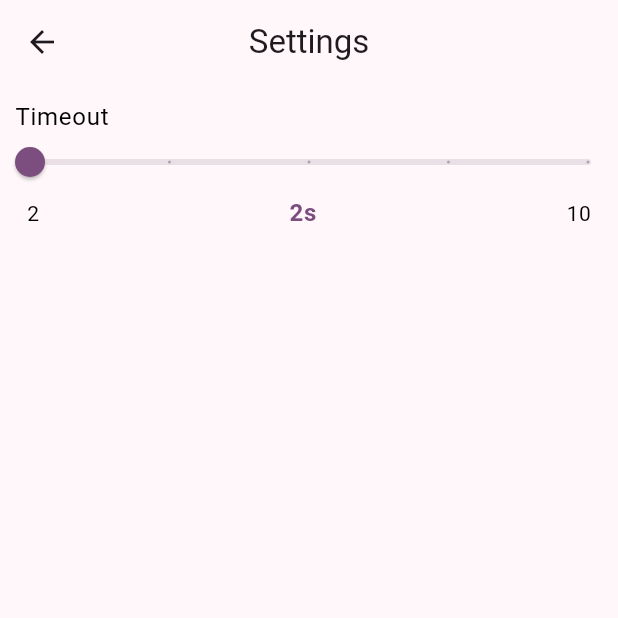
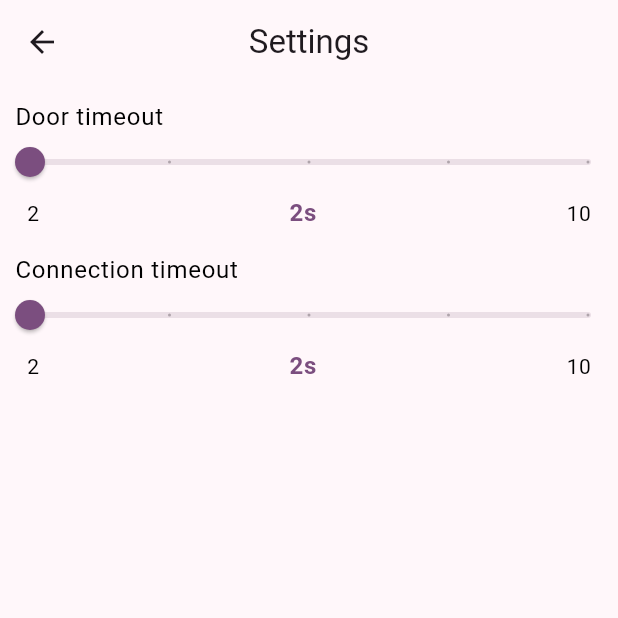
Before and after one commit to duskygloom/smartdoor, a Flutter app: the screen it shows after launch, after a tap on an icon or button, on a phone screen of 412 x 824 dp, the top half of it. Run offline on Flutter 3.47's test engine with Material 3 defaults, Android fonts, the phone set to English and light mode, and no system bars; our stand-ins replace connectivity_plus, flutter_riverpod, flutter_secure_storage, google_fonts, material_symbols_icons, permission_handler; missing offline and left inert: network_info_plus; Roboto replaces fonts that are missing (Abel).

Commit message:
set door timeout

```diff
--- a/lib/home/providers/timeout_prov.dart
+++ /dev/null
@@ -1,3 +0,0 @@
-import 'package:flutter_riverpod/legacy.dart';
-
-final timeoutProv = StateProvider((_) => 2000);
--- a/lib/home/widgets/network_alert.dart
+++ b/lib/home/widgets/network_alert.dart
@@ -5,7 +5,7 @@ import 'package:flutter/material.dart';
 import 'package:flutter_riverpod/flutter_riverpod.dart';
 import 'package:network_info_plus/network_info_plus.dart';
 import 'package:permission_handler/permission_handler.dart';
-import 'package:smartdoor/home/providers/timeout_prov.dart';
+import 'package:smartdoor/settings/providers/timeout_prov.dart';
 import 'package:smartdoor/home/providers/wifi_prov.dart';
 
 class NetworkAlert extends ConsumerStatefulWidget {
@@ -28,7 +28,7 @@ class _NetworkAlertState extends ConsumerState<NetworkAlert> {
     resultsListener = connStream.listen((results) async {
       if (results.contains(ConnectivityResult.wifi)) {
         try {
-          wifiName = await fetchWifiName(ref.read(timeoutProv));
+          wifiName = await fetchWifiName(ref.read(connTimeoutProv));
           ref.read(connectedProv.notifier).state =
               wifiName == ref.read(wifiSsidProv);
           errorMessage = null;
--- a/lib/main.dart
+++ b/lib/main.dart
@@ -2,7 +2,7 @@ import 'package:flutter/material.dart';
 import 'package:flutter_riverpod/flutter_riverpod.dart';
 import 'package:path_provider/path_provider.dart';
 import 'package:smartdoor/home/pages/home_page.dart';
-import 'package:smartdoor/home/providers/timeout_prov.dart';
+import 'package:smartdoor/settings/providers/timeout_prov.dart';
 import 'package:smartdoor/main_theme.dart';
 import 'package:smartdoor/registration/pages/registration_page.dart';
 import 'package:smartdoor/settings/api/config.dart';
@@ -13,7 +13,10 @@ Future<void> main() async {
   final conf = Config.fromDir(appdir.path);
   runApp(
     ProviderScope(
-      overrides: [timeoutProv.overrideWith((ref) => conf.timeout * 1000)],
+      overrides: [
+        connTimeoutProv.overrideWith((ref) => conf.connTimeout),
+        doorTimeoutProv.overrideWith((ref) => conf.doorTimeout),
+      ],
       child: MainApp(),
     ),
   );
--- a/lib/registration/widgets/registration_form.dart
+++ b/lib/registration/widgets/registration_form.dart
@@ -4,7 +4,7 @@ import 'package:flutter/material.dart';
 import 'package:flutter_riverpod/flutter_riverpod.dart';
 import 'package:flutter_secure_storage/flutter_secure_storage.dart';
 import 'package:smartdoor/home/api/door_api.dart';
-import 'package:smartdoor/home/providers/timeout_prov.dart';
+import 'package:smartdoor/settings/providers/timeout_prov.dart';
 import 'package:smartdoor/home/providers/wifi_prov.dart';
 
 class RegistrationForm extends StatelessWidget {
@@ -94,7 +94,7 @@ class _SendButtonState extends ConsumerState<_SendButton> {
                   admin: widget.adminCtrl.text,
                   secret: widget.secretCtrl.text,
                   username: widget.userCtrl.text,
-                  timeout: ref.read(timeoutProv),
+                  timeout: ref.read(connTimeoutProv),
                 );
                 if (cookie == '' && context.mounted) {
                   status = 'Could not fetch cookie :<';
@@ -104,7 +104,9 @@ class _SendButtonState extends ConsumerState<_SendButton> {
                   );
                   await storage
                       .write(key: 'cookie', value: cookie)
-                      .timeout(Duration(milliseconds: ref.read(timeoutProv)));
+                      .timeout(
+                        Duration(milliseconds: ref.read(connTimeoutProv)),
+                      );
                   status = 'Registered!';
                 }
               } on TimeoutException {
--- a/lib/settings/api/config.dart
+++ b/lib/settings/api/config.dart
@@ -4,29 +4,28 @@ import 'dart:io';
 import 'package:path/path.dart' as path;
 
 class Config {
-  bool watchTutorial;
-  int timeout;
+  int connTimeout, doorTimeout;
 
   static const configFile = 'config.json';
 
   static Config fromDir(String dir) {
     final conf = File(path.join(dir, configFile));
-    if (!conf.existsSync()) return Config(watchTutorial: false, timeout: 2);
+    if (!conf.existsSync()) return Config();
     final confJson = Map<String, dynamic>.from(
       jsonDecode(conf.readAsStringSync()) as Map,
     );
     return Config(
-      watchTutorial: confJson['watchTutorial'] ?? false,
-      timeout: confJson['timeout'] ?? 2,
+      doorTimeout: confJson['doorTimeout'] ?? 2000,
+      connTimeout: confJson['connTimeout'] ?? 2000,
     );
   }
 
-  Config({required this.watchTutorial, required this.timeout});
+  Config({this.connTimeout = 2000, this.doorTimeout = 2000});
 
   void saveToDir(String dir) {
     final conf = File(path.join(dir, configFile));
     conf.writeAsStringSync(
-      jsonEncode({'watchTutorial': watchTutorial, 'timeout': timeout}),
+      jsonEncode({'connTimeout': connTimeout, 'doorTimeout': doorTimeout}),
       flush: true,
     );
   }
--- /dev/null
+++ b/lib/settings/providers/timeout_prov.dart
@@ -0,0 +1,4 @@
+import 'package:flutter_riverpod/legacy.dart';
+
+final connTimeoutProv = StateProvider((_) => 2000);
+final doorTimeoutProv = StateProvider((_) => 2000);
--- a/lib/settings/widgets/settings_form.dart
+++ b/lib/settings/widgets/settings_form.dart
@@ -1,8 +1,9 @@
 import 'package:flutter/material.dart';
 import 'package:flutter_riverpod/flutter_riverpod.dart';
 import 'package:path_provider/path_provider.dart';
-import 'package:smartdoor/home/providers/timeout_prov.dart';
+import 'package:smartdoor/settings/providers/timeout_prov.dart';
 import 'package:smartdoor/settings/api/config.dart';
+import 'package:smartdoor/settings/widgets/timeout_slider.dart';
 
 class SettingsForm extends StatelessWidget {
   const SettingsForm({super.key});
@@ -17,8 +18,14 @@ class SettingsForm extends StatelessWidget {
           Column(
             crossAxisAlignment: CrossAxisAlignment.stretch,
             children: [
-              Text('Timeout', style: TextTheme.of(context).bodyLarge),
-              _TimeoutSlider(),
+              Text('Door timeout', style: TextTheme.of(context).bodyLarge),
+              _DoorTimeoutSlider(),
+              SizedBox(height: 10),
+              Text(
+                'Connection timeout',
+                style: TextTheme.of(context).bodyLarge,
+              ),
+              _ConnTimeoutSlider(),
             ],
           ),
         ],
@@ -27,47 +34,44 @@ class SettingsForm extends StatelessWidget {
   }
 }
 
-class _TimeoutSlider extends ConsumerWidget {
+class _ConnTimeoutSlider extends ConsumerWidget {
   @override
   Widget build(BuildContext context, WidgetRef ref) {
-    final value = (ref.watch(timeoutProv) / 1000).clamp(2, 10);
-    return Column(
-      children: [
-        Slider(
-          value: value.toDouble(),
-          onChanged: (value) {
-            ref.read(timeoutProv.notifier).state = value.toInt() * 1000;
-            getApplicationSupportDirectory().then((dir) {
-              final conf = Config.fromDir(dir.path)..timeout = value.toInt();
-              conf.saveToDir(dir.path);
-            });
-          },
-          min: 2,
-          max: 10,
-          divisions: 4,
-          padding: EdgeInsets.symmetric(vertical: 8, horizontal: 8),
-        ),
-        Padding(
-          padding: EdgeInsets.symmetric(horizontal: 8.0),
-          child: Row(
-            mainAxisAlignment: MainAxisAlignment.spaceBetween,
-            children: [
-              Text('2'),
-              Padding(
-                padding: EdgeInsets.symmetric(horizontal: 16, vertical: 4),
-                child: Text(
-                  '${value.toInt()}s',
-                  style: TextTheme.of(context).bodyLarge?.copyWith(
-                    color: ColorScheme.of(context).primary,
-                    fontWeight: FontWeight.bold,
-                  ),
-                ),
-              ),
-              Text('10'),
-            ],
-          ),
-        ),
-      ],
+    final value = (ref.watch(connTimeoutProv) / 1000).clamp(2, 10);
+    return TimeoutSlider(
+      minLimit: 2,
+      maxLimit: 10,
+      value: value.toDouble(),
+      divisions: 4,
+      onChanged: (value) async {
+        ref.read(connTimeoutProv.notifier).state = value.toInt() * 1000;
+        getApplicationSupportDirectory().then((dir) {
+          final conf = Config.fromDir(dir.path)
+            ..connTimeout = value.toInt() * 1000;
+          conf.saveToDir(dir.path);
+        });
+      },
     );
   }
 }
+
+class _DoorTimeoutSlider extends ConsumerWidget {
+  @override
+  Widget build(BuildContext context, WidgetRef ref) {
+    final value = (ref.watch(doorTimeoutProv) / 1000).clamp(2, 10);
+    return TimeoutSlider(
+      minLimit: 2,
+      maxLimit: 10,
+      value: value.toDouble(),
+      divisions: 4,
+      onChanged: (value) async {
+        ref.read(doorTimeoutProv.notifier).state = value.toInt() * 1000;
+        getApplicationSupportDirectory().then((dir) {
+          final conf = Config.fromDir(dir.path)
+            ..doorTimeout = value.toInt() * 1000;
+          conf.saveToDir(dir.path);
+        });
+      },
+    );
+  }
+}
--- /dev/null
+++ b/lib/settings/widgets/timeout_slider.dart
@@ -0,0 +1,52 @@
+import 'package:flutter/material.dart';
+
+class TimeoutSlider extends StatelessWidget {
+  const TimeoutSlider({
+    super.key,
+    required this.minLimit,
+    required this.maxLimit,
+    required this.value,
+    required this.divisions,
+    required this.onChanged,
+  });
+
+  final int minLimit, maxLimit, divisions;
+  final double value;
+  final void Function(double value) onChanged;
+
+  @override
+  Widget build(BuildContext context) {
+    return Column(
+      children: [
+        Slider(
+          value: value.toDouble(),
+          onChanged: onChanged,
+          min: minLimit.toDouble(),
+          max: maxLimit.toDouble(),
+          divisions: divisions,
+          padding: EdgeInsets.symmetric(vertical: 8, horizontal: 8),
+        ),
+        Padding(
+          padding: EdgeInsets.symmetric(horizontal: 8.0),
+          child: Row(
+            mainAxisAlignment: MainAxisAlignment.spaceBetween,
+            children: [
+              Text(minLimit.toString()),
+              Padding(
+                padding: EdgeInsets.symmetric(horizontal: 16, vertical: 4),
+                child: Text(
+                  '${value.toInt()}s',
+                  style: TextTheme.of(context).bodyLarge?.copyWith(
+                    color: ColorScheme.of(context).primary,
+                    fontWeight: FontWeight.bold,
+                  ),
+                ),
+              ),
+              Text(maxLimit.toString()),
+            ],
+          ),
+        ),
+      ],
+    );
+  }
+}
--- a/pubspec.yaml
+++ b/pubspec.yaml
@@ -2,7 +2,7 @@ name: smartdoor
 description: "Application interface for Wi-Fi based door lock system"
 publish_to: 'none' # Remove this line if you wish to publish to pub.dev
 
-version: 1.0.0+1
+version: 1.0.0+2
 
 environment:
   sdk: ^3.12.2
```
Also changed, not shown: lib/home/api/door_api.dart (+14 -4 lines), lib/home/pages/home_page.dart (+6 -2 lines).
